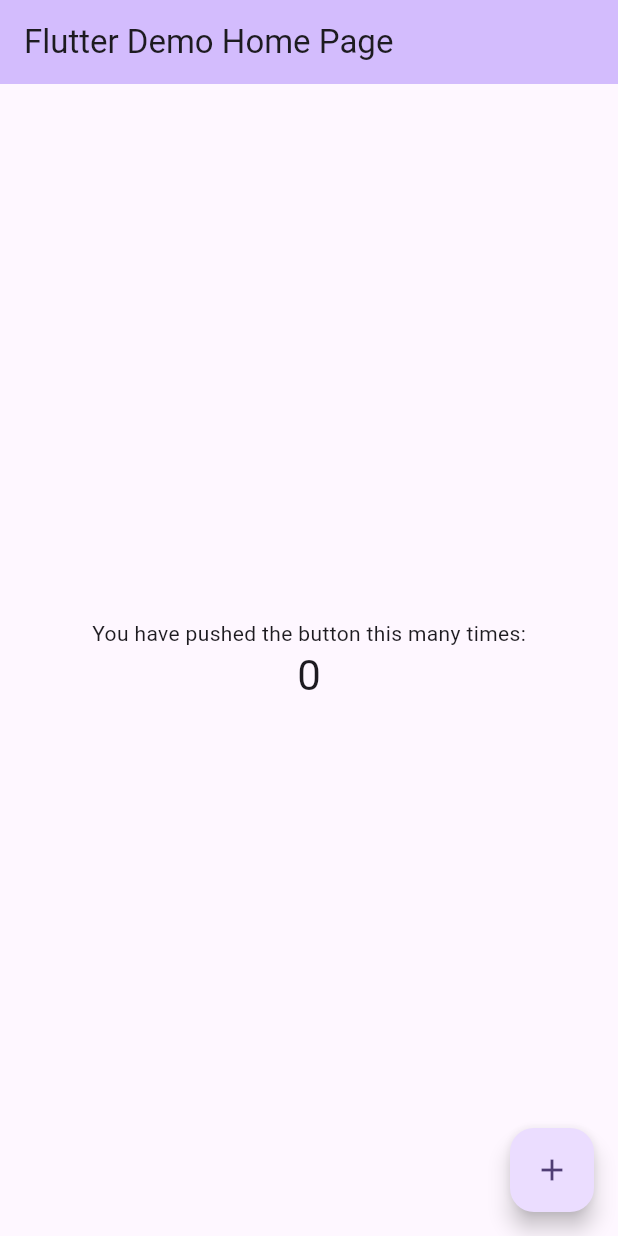
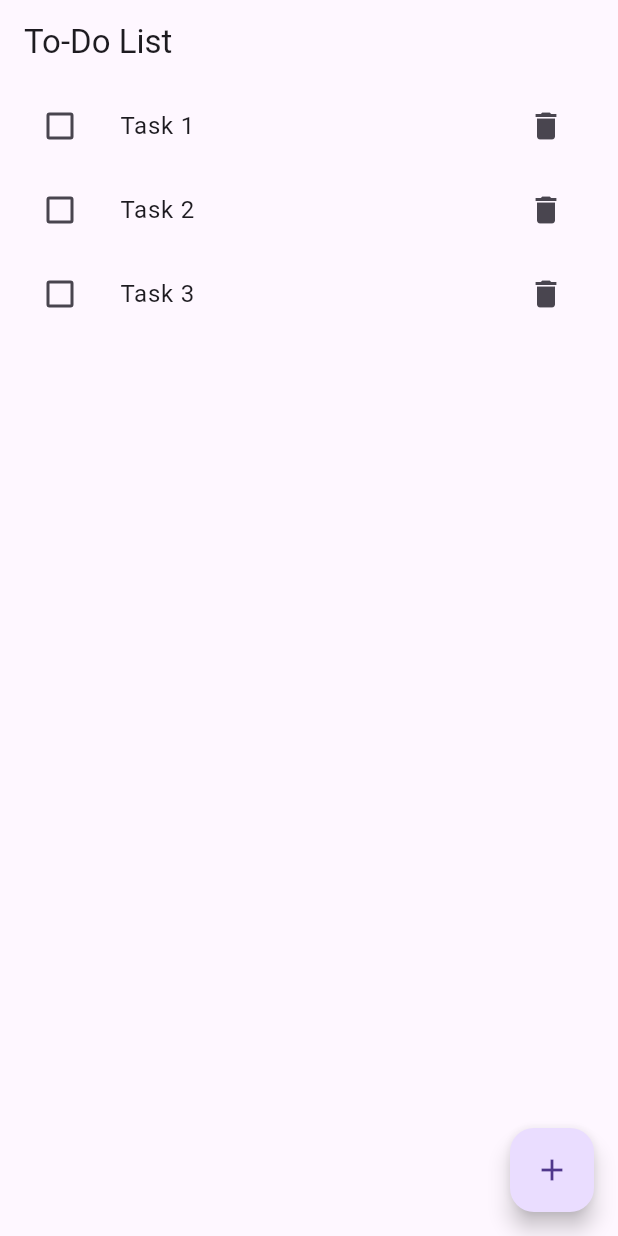
Before and after one commit to fico-aditama/mad-flutter, a Flutter app: the screen it shows after launch, on a phone screen of 412 x 824 dp. Run offline on Flutter 3.47's test engine with Material 3 defaults, Android fonts, the phone set to English and light mode, and no system bars.

Commit message:
Update Task Sesi-8

```diff
--- a/lib/main.dart
+++ b/lib/main.dart
@@ -1,125 +1,24 @@
 import 'package:flutter/material.dart';
+import 'package:provider/provider.dart';
+import 'screens/task_list_screen.dart';
+import 'viewmodels/task_view_model.dart';
 
 void main() {
-  runApp(const MyApp());
+  runApp(MyApp());
 }
 
 class MyApp extends StatelessWidget {
-  const MyApp({super.key});
-
-  // This widget is the root of your application.
   @override
   Widget build(BuildContext context) {
-    return MaterialApp(
-      title: 'Flutter Demo',
-      theme: ThemeData(
-        // This is the theme of your application.
-        //
-        // TRY THIS: Try running your application with "flutter run". You'll see
-        // the application has a purple toolbar. Then, without quitting the app,
-        // try changing the seedColor in the colorScheme below to Colors.green
-        // and then invoke "hot reload" (save your changes or press the "hot
-        // reload" button in a Flutter-supported IDE, or press "r" if you used
-        // the command line to start the app).
-        //
-        // Notice that the counter didn't reset back to zero; the application
-        // state is not lost during the reload. To reset the state, use hot
-        // restart instead.
-        //
-        // This works for code too, not just values: Most code changes can be
-        // tested with just a hot reload.
-        colorScheme: ColorScheme.fromSeed(seedColor: Colors.deepPurple),
-        useMaterial3: true,
+    return ChangeNotifierProvider(
+      create: (context) => TaskViewModel(),
+      child: MaterialApp(
+        title: 'MVVM To-Do List',
+        theme: ThemeData(
+          primarySwatch: Colors.blue,
+        ),
+        home: TaskListScreen(),
       ),
-      home: const MyHomePage(title: 'Flutter Demo Home Page'),
     );
   }
 }
-
-class MyHomePage extends StatefulWidget {
-  const MyHomePage({super.key, required this.title});
-
-  // This widget is the home page of your application. It is stateful, meaning
-  // that it has a State object (defined below) that contains fields that affect
-  // how it looks.
-
-  // This class is the configuration for the state. It holds the values (in this
-  // case the title) provided by the parent (in this case the App widget) and
-  // used by the build method of the State. Fields in a Widget subclass are
-  // always marked "final".
-
-  final String title;
-
-  @override
-  State<MyHomePage> createState() => _MyHomePageState();
-}
-
-class _MyHomePageState extends State<MyHomePage> {
-  int _counter = 0;
-
-  void _incrementCounter() {
-    setState(() {
-      // This call to setState tells the Flutter framework that something has
-      // changed in this State, which causes it to rerun the build method below
-      // so that the display can reflect the updated values. If we changed
-      // _counter without calling setState(), then the build method would not be
-      // called again, and so nothing would appear to happen.
-      _counter++;
-    });
-  }
-
-  @override
-  Widget build(BuildContext context) {
-    // This method is rerun every time setState is called, for instance as done
-    // by the _incrementCounter method above.
-    //
-    // The Flutter framework has been optimized to make rerunning build methods
-    // fast, so that you can just rebuild anything that needs updating rather
-    // than having to individually change instances of widgets.
-    return Scaffold(
-      appBar: AppBar(
-        // TRY THIS: Try changing the color here to a specific color (to
-        // Colors.amber, perhaps?) and trigger a hot reload to see the AppBar
-        // change color while the other colors stay the same.
-        backgroundColor: Theme.of(context).colorScheme.inversePrimary,
-        // Here we take the value from the MyHomePage object that was created by
-        // the App.build method, and use it to set our appbar title.
-        title: Text(widget.title),
-      ),
-      body: Center(
-        // Center is a layout widget. It takes a single child and positions it
-        // in the middle of the parent.
-        child: Column(
-          // Column is also a layout widget. It takes a list of children and
-          // arranges them vertically. By default, it sizes itself to fit its
-          // children horizontally, and tries to be as tall as its parent.
-          //
-          // Column has various properties to control how it sizes itself and
-          // how it positions its children. Here we use mainAxisAlignment to
-          // center the children vertically; the main axis here is the vertical
-          // axis because Columns are vertical (the cross axis would be
-          // horizontal).
-          //
-          // TRY THIS: Invoke "debug painting" (choose the "Toggle Debug Paint"
-          // action in the IDE, or press "p" in the console), to see the
-          // wireframe for each widget.
-          mainAxisAlignment: MainAxisAlignment.center,
-          children: <Widget>[
-            const Text(
-              'You have pushed the button this many times:',
-            ),
-            Text(
-              '$_counter',
-              style: Theme.of(context).textTheme.headlineMedium,
-            ),
-          ],
-        ),
-      ),
-      floatingActionButton: FloatingActionButton(
-        onPressed: _incrementCounter,
-        tooltip: 'Increment',
-        child: const Icon(Icons.add),
-      ), // This trailing comma makes auto-formatting nicer for build methods.
-    );
-  }
-}
--- /dev/null
+++ b/lib/models/task.dart
@@ -0,0 +1,11 @@
+class Task {
+  final int id;
+  final String title;
+  bool isCompleted;
+
+  Task({
+    required this.id,
+    required this.title,
+    this.isCompleted = false,
+  });
+}
--- /dev/null
+++ b/lib/screens/task_list_screen.dart
@@ -0,0 +1,126 @@
+import 'package:flutter/material.dart';
+import 'package:provider/provider.dart';
+import '../models/task.dart';
+import '../viewmodels/task_view_model.dart';
+
+class TaskListScreen extends StatelessWidget {
+  @override
+  Widget build(BuildContext context) {
+    return Scaffold(
+      appBar: AppBar(
+        title: Text('To-Do List'),
+      ),
+      body: Consumer<TaskViewModel>(
+        builder: (context, taskViewModel, child) {
+          List<Task> tasks = taskViewModel.tasks;
+          return ListView.builder(
+            itemCount: tasks.length,
+            itemBuilder: (context, index) {
+              Task task = tasks[index];
+              return ListTile(
+                title: Text(task.title),
+                leading: Checkbox(
+                  value: task.isCompleted,
+                  onChanged: (value) {
+                    taskViewModel.toggleTaskCompletion(task.id);
+                  },
+                ),
+                trailing: IconButton(
+                  icon: Icon(Icons.delete),
+                  onPressed: () {
+                    taskViewModel.deleteTask(task.id);
+                  },
+                ),
+                onTap: () {
+                  _editTask(context, taskViewModel, task);
+                },
+              );
+            },
+          );
+        },
+      ),
+      floatingActionButton: FloatingActionButton(
+        onPressed: () {
+          _addTask(context);
+        },
+        child: Icon(Icons.add),
+      ),
+    );
+  }
+
+  void _addTask(BuildContext context) {
+    TextEditingController titleController = TextEditingController();
+
+    showDialog(
+      context: context,
+      builder: (context) {
+        return AlertDialog(
+          title: Text('Add Task'),
+          content: TextField(
+            controller: titleController,
+            decoration: InputDecoration(hintText: 'Enter task title'),
+          ),
+          actions: <Widget>[
+            TextButton(
+              child: Text('Cancel'),
+              onPressed: () {
+                Navigator.of(context).pop();
+              },
+            ),
+            TextButton(
+              child: Text('Add'),
+              onPressed: () {
+                String title = titleController.text.trim();
+                if (title.isNotEmpty) {
+                  Provider.of<TaskViewModel>(context, listen: false)
+                      .addTask(title);
+                }
+                Navigator.of(context).pop();
+              },
+            ),
+          ],
+        );
+      },
+    );
+  }
+
+  void _editTask(BuildContext context, TaskViewModel taskViewModel, Task task) {
+    TextEditingController titleController = TextEditingController(text: task.title);
+
+    showDialog(
+      context: context,
+      builder: (context) {
+        return AlertDialog(
+          title: Text('Edit Task'),
+          content: TextField(
+            controller: titleController,
+            decoration: InputDecoration(hintText: 'Enter task title'),
+          ),
+          actions: <Widget>[
+            TextButton(
+              child: Text('Cancel'),
+              onPressed: () {
+                Navigator.of(context).pop();
+              },
+            ),
+            TextButton(
+              child: Text('Save'),
+              onPressed: () {
+                String title = titleController.text.trim();
+                if (title.isNotEmpty) {
+                  Task updatedTask = Task(
+                    id: task.id,
+                    title: title,
+                    isCompleted: task.isCompleted,
+                  );
+                  taskViewModel.updateTask(updatedTask);
+                }
+                Navigator.of(context).pop();
+              },
+            ),
+          ],
+        );
+      },
+    );
+  }
+}
--- /dev/null
+++ b/lib/viewmodels/task_view_model.dart
@@ -0,0 +1,40 @@
+import 'package:flutter/material.dart';
+import '../models/task.dart';
+
+class TaskViewModel extends ChangeNotifier {
+  List<Task> _tasks = [
+    Task(id: 1, title: 'Task 1'),
+    Task(id: 2, title: 'Task 2'),
+    Task(id: 3, title: 'Task 3'),
+  ];
+
+  List<Task> get tasks => _tasks;
+
+  void addTask(String title) {
+    int newId = _tasks.isNotEmpty ? _tasks.last.id + 1 : 1;
+    Task newTask = Task(id: newId, title: title);
+    _tasks.add(newTask);
+    notifyListeners();
+  }
+
+  void updateTask(Task updatedTask) {
+    int index = _tasks.indexWhere((task) => task.id == updatedTask.id);
+    if (index != -1) {
+      _tasks[index] = updatedTask;
+      notifyListeners();
+    }
+  }
+
+  void deleteTask(int taskId) {
+    _tasks.removeWhere((task) => task.id == taskId);
+    notifyListeners();
+  }
+
+  void toggleTaskCompletion(int taskId) {
+    Task? task = _tasks.firstWhere((task) => task.id == taskId, orElse: () => Task(id: -1, title: "", isCompleted: false));
+    if (task.id != -1) {
+      task.isCompleted = !task.isCompleted;
+      notifyListeners();
+    }
+  }
+}
--- a/pubspec.yaml
+++ b/pubspec.yaml
@@ -35,6 +35,7 @@ dependencies:
   # The following adds the Cupertino Icons font to your application.
   # Use with the CupertinoIcons class for iOS style icons.
   cupertino_icons: ^1.0.6
+  provider: ^5.0.0
 
 dev_dependencies:
   flutter_test:
```
Also changed, not shown: pubspec.lock, 4 other files.
